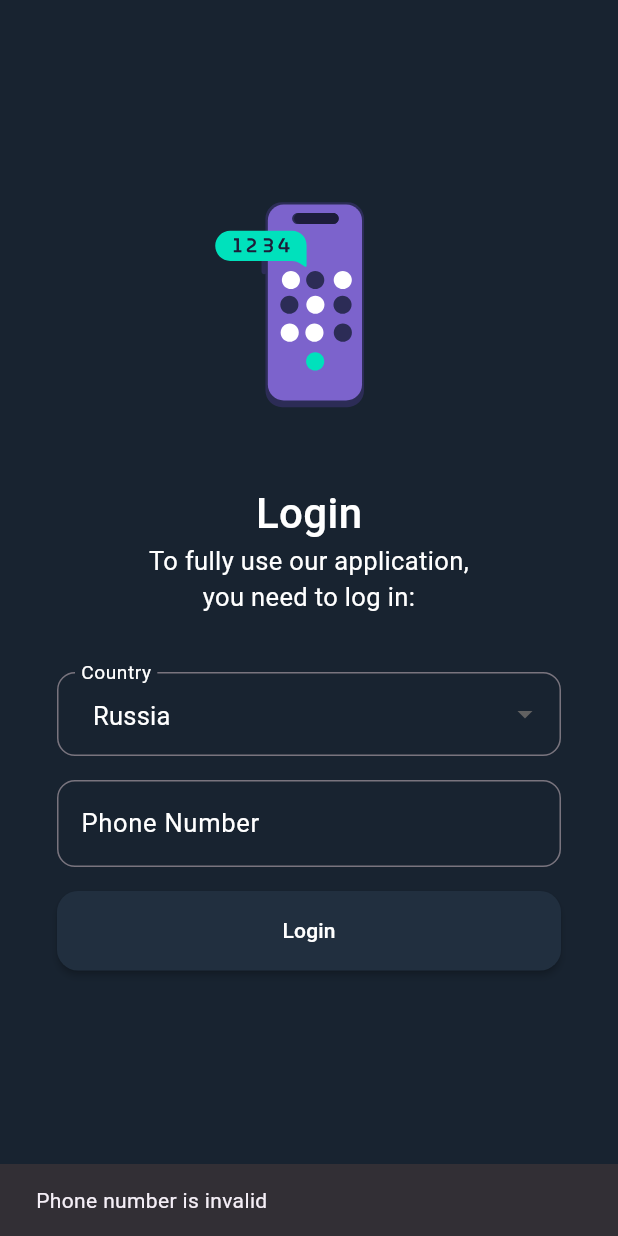
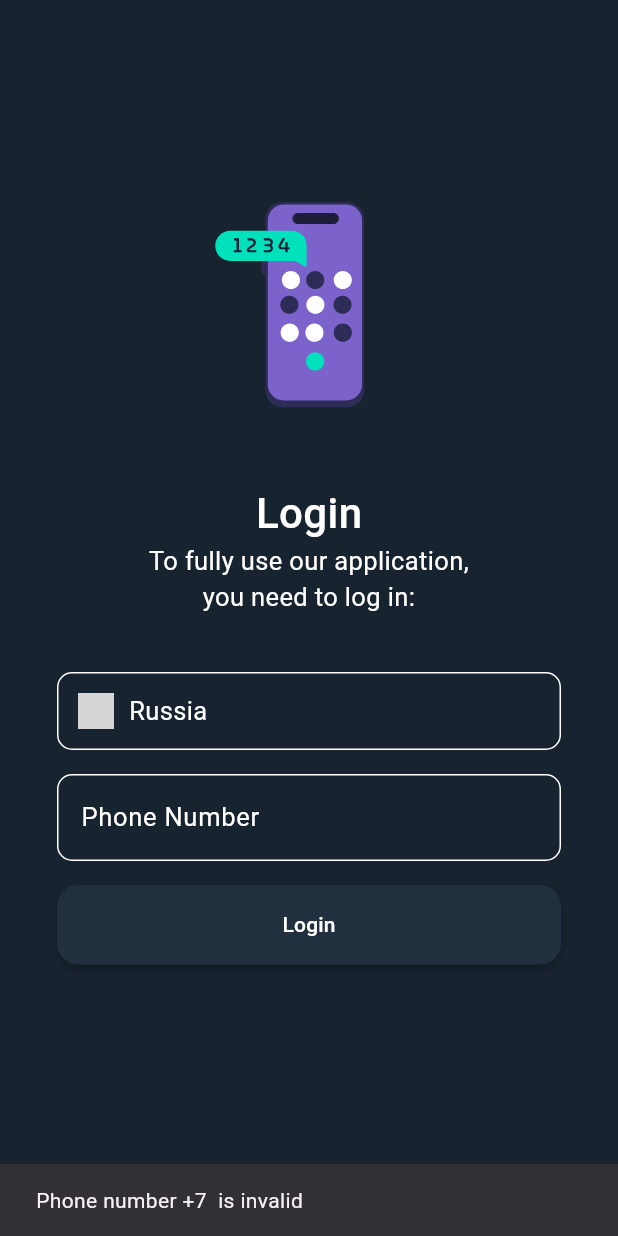
Before and after one commit to Jason1258t/elegram, a Flutter app: the Auth screen opened directly, after a tap on "Login", on a phone screen of 412 x 824 dp. Run offline on Flutter 3.47's test engine with Material 3 defaults, Android fonts, the phone set to English and light mode, and no system bars; our stand-ins replace bloc, country_picker, equatable, flutter_bloc, lottie, rxdart; grey boxes are pictures that could not be loaded.

Commit message:
auth screen refactoring

```diff
--- a/lib/data/auth_repository.dart
+++ b/lib/data/auth_repository.dart
@@ -1,6 +1,6 @@
 import 'dart:async';
 
-import 'package:messenger_test/bloc/auth/auth_bloc.dart';
+
 import 'package:messenger_test/models/account.dart';
 import 'package:messenger_test/services/remote/auth/auth_service.dart';
 import 'package:messenger_test/utils/enums.dart';
--- a/lib/screen/auth/widget/country_dropdown.dart
+++ b/lib/screen/auth/widget/country_dropdown.dart
@@ -1,4 +1,4 @@
-import 'package:flutter/cupertino.dart';
+
 import 'package:flutter/material.dart';
 
 import '../../../utils/colors.dart';
--- /dev/null
+++ b/lib/screen/auth/widget/country_selector.dart
@@ -0,0 +1,52 @@
+import 'package:flutter/material.dart';
+import '../../../utils/fonts.dart';
+
+class CountrySelector extends StatelessWidget {
+  final String selectedCountry;
+  final String selectedCountryIso;
+  final VoidCallback onTap;
+
+  const CountrySelector({
+    super.key,
+    required this.selectedCountry,
+    required this.selectedCountryIso,
+    required this.onTap,
+  });
+
+  @override
+  Widget build(BuildContext context) {
+    return Ink(
+      decoration: ShapeDecoration(
+        shape: RoundedRectangleBorder(
+          borderRadius: BorderRadius.circular(10),
+          side: const BorderSide(color: Colors.white, width: 1),
+        ),
+      ),
+      width: double.infinity,
+      child: InkWell(
+        borderRadius: BorderRadius.circular(10),
+        onTap: onTap,
+        child: Padding(
+          padding: const EdgeInsets.all(13),
+          child: Row(
+            children: [
+              selectedCountry == 'Error'
+                  ? const SizedBox.shrink()
+                  : Image.asset(
+                      'icons/flags/png/$selectedCountryIso.png',
+                      package: 'country_icons',
+                      width: 24,
+                      height: 24,
+                    ),
+              const SizedBox(width: 10),
+              Text(
+                selectedCountry == 'Error' ? 'Select Country' : selectedCountry,
+                style: AppTypography.fontHeadlineW17w400,
+              ),
+            ],
+          ),
+        ),
+      ),
+    );
+  }
+}
--- a/lib/screen/auth/widget/phone.dart
+++ b/lib/screen/auth/widget/phone.dart
@@ -1,11 +1,11 @@
 import 'package:flutter/material.dart';
 import 'package:messenger_test/screen/auth/widget/phone_number.dart';
+import 'package:country_picker/country_picker.dart';
+import 'package:messenger_test/screen/auth/widget/validate_phone_number.dart';
 
-
-
-import '../../../data/fetchCountryData.dart';
+import '../../../utils/fonts.dart';
 import '../../../widgets/button/primary_button.dart';
-import 'country_dropdown.dart';
+import 'country_selector.dart';
 
 class PhoneNumberInput extends StatefulWidget {
   const PhoneNumberInput({super.key});
@@ -16,18 +16,24 @@ class PhoneNumberInput extends StatefulWidget {
 
 class _PhoneNumberInputState extends State<PhoneNumberInput> {
   final TextEditingController _phoneController = TextEditingController();
-  String _selectedCountry = 'Error';
-  Map<String, String> _countryCodes = {};
+  String _selectedCountry = 'Russia';
+  String _selectedCountryCode = '+7';
+  String _selectedCountryIso = 'ru';
 
-  @override
-  void initState() {
-    super.initState();
-    fetchCountryData().then((data) {
-      setState(() {
-        _countryCodes = data;
-        _selectedCountry = data.keys.first;
-      });
-    });
+  void _selectCountry(BuildContext context) {
+    showCountryPicker(
+      context: context,
+      useSafeArea: true,
+      showPhoneCode: true,
+      onSelect: (Country country) {
+        setState(() {
+          _selectedCountry = country.name;
+          _selectedCountryCode = '+${country.phoneCode}';
+          _selectedCountryIso = country.countryCode.toLowerCase();
+          _phoneController.clear();
+        });
+      },
+    );
   }
 
   @override
@@ -37,31 +43,26 @@ class _PhoneNumberInputState extends State<PhoneNumberInput> {
       child: Column(
         crossAxisAlignment: CrossAxisAlignment.center,
         children: [
-          CountryDropdown(
-            countries: _countryCodes.keys.toList(),
+          CountrySelector(
             selectedCountry: _selectedCountry,
-            onCountryChanged: (newCountry) {
-              setState(() {
-                _selectedCountry = newCountry;
-              });
-            },
+            selectedCountryIso: _selectedCountryIso,
+            onTap: () => _selectCountry(context),
           ),
           const SizedBox(height: 16),
           PhoneNumber(
-              phoneController: _phoneController,
-              countryCodes: _countryCodes,
-              selectedCountry: _selectedCountry),
+            phoneController: _phoneController,
+            selectedCountryCode: _selectedCountryCode,
+          ),
           const SizedBox(height: 16),
           PrimaryButton(
             text: 'Login',
             press: () {
-              validatePhoneNumber(context, _phoneController.text);
+              validatePhoneNumber(
+                  context, '$_selectedCountryCode ${_phoneController.text}');
             },
           ),
         ],
       ),
     );
   }
-
-
 }
--- a/lib/screen/auth/widget/phone_number.dart
+++ b/lib/screen/auth/widget/phone_number.dart
@@ -1,42 +1,45 @@
-import 'package:flutter/cupertino.dart';
 import 'package:flutter/material.dart';
 import 'package:flutter/services.dart';
-
 import '../../../utils/fonts.dart';
 
 class PhoneNumber extends StatelessWidget {
-  const PhoneNumber({
-    super.key,
-    required TextEditingController phoneController,
-    required Map<String, String> countryCodes,
-    required String selectedCountry,
-  })  : _phoneController = phoneController,
-        _countryCodes = countryCodes,
-        _selectedCountry = selectedCountry;
+  final TextEditingController phoneController;
+  final String selectedCountryCode;
 
-  final TextEditingController _phoneController;
-  final Map<String, String> _countryCodes;
-  final String _selectedCountry;
+  const PhoneNumber({super.key,
+    required this.phoneController,
+    required this.selectedCountryCode,
+  });
 
   @override
   Widget build(BuildContext context) {
     return TextField(
-      controller: _phoneController,
+      controller: phoneController,
       keyboardType: TextInputType.phone,
-      style: AppTypography.fontHeadlineW17w400,
       inputFormatters: [
         FilteringTextInputFormatter.digitsOnly,
         _PhoneNumberFormatter(),
       ],
       decoration: InputDecoration(
-        prefixText: '${_countryCodes[_selectedCountry]} ',
+        prefixText: '$selectedCountryCode ',
         labelText: 'Phone Number',
-        border: const OutlineInputBorder(
-            borderRadius: BorderRadius.all(Radius.circular(12))),
         hintText: '(***) *** **-**',
         hintStyle: AppTypography.fontHeadlineW17w400,
         labelStyle: AppTypography.fontHeadlineW17w400,
+        border: const OutlineInputBorder(
+          borderSide: BorderSide(color: Colors.white, width: 1, style: BorderStyle.solid),
+          borderRadius: BorderRadius.all(Radius.circular(10)),
+        ),
+        enabledBorder: const OutlineInputBorder(
+          borderSide: BorderSide(color: Colors.white, width: 1, style: BorderStyle.solid),
+          borderRadius: BorderRadius.all(Radius.circular(10)),
+        ),
+        focusedBorder: const OutlineInputBorder(
+          borderSide: BorderSide(color: Colors.white, width: 3, style: BorderStyle.solid),
+          borderRadius: BorderRadius.all(Radius.circular(16)),
+        ),
       ),
+      style: AppTypography.fontHeadlineW17w400,
     );
   }
 }
@@ -44,9 +47,9 @@ class PhoneNumber extends StatelessWidget {
 class _PhoneNumberFormatter extends TextInputFormatter {
   @override
   TextEditingValue formatEditUpdate(
-    TextEditingValue oldValue,
-    TextEditingValue newValue,
-  ) {
+      TextEditingValue oldValue,
+      TextEditingValue newValue,
+      ) {
     final text = newValue.text;
     if (text.length > 10) {
       return oldValue;
@@ -67,16 +70,3 @@ class _PhoneNumberFormatter extends TextInputFormatter {
     );
   }
 }
-
-void validatePhoneNumber(BuildContext context, String phoneNumber) {
-  final regex = RegExp(r'^\(\d{3}\) \d{3} \d{2}-\d{2}$');
-  if (regex.hasMatch(phoneNumber)) {
-    ScaffoldMessenger.of(context).showSnackBar(
-      const SnackBar(content: Text('Phone number is valid')),
-    );
-  } else {
-    ScaffoldMessenger.of(context).showSnackBar(
-      const SnackBar(content: Text('Phone number is invalid')),
-    );
-  }
-}
--- /dev/null
+++ b/lib/screen/auth/widget/validate_phone_number.dart
@@ -0,0 +1,21 @@
+
+import 'package:flutter/material.dart';
+
+void validatePhoneNumber(BuildContext context, String phoneNumber) async {
+  final regex = RegExp(r'^\(\d{3}\) \d{3} \d{2}-\d{2}$');
+  if (regex.hasMatch(phoneNumber)) {
+    try {
+      ScaffoldMessenger.of(context).showSnackBar(
+        SnackBar(content: Text('Phone number $phoneNumber is valid and sent to the server')),
+      );
+    } catch (e) {
+      ScaffoldMessenger.of(context).showSnackBar(
+        SnackBar(content: Text('Failed to send phone number $phoneNumber to the server')),
+      );
+    }
+  } else {
+    ScaffoldMessenger.of(context).showSnackBar(
+      SnackBar(content: Text('Phone number $phoneNumber is invalid')),
+    );
+  }
+}
--- a/pubspec.yaml
+++ b/pubspec.yaml
@@ -22,7 +22,7 @@ dependencies:
   meta: ^1.12.0
   rxdart: ^0.28.0
   country_picker: ^2.0.26
-
+  country_icons: ^2.0.2
   auto_route: ^8.1.4
   equatable: ^2.0.5
   uuid: ^4.4.2
```
Also changed, not shown: pubspec.lock.
